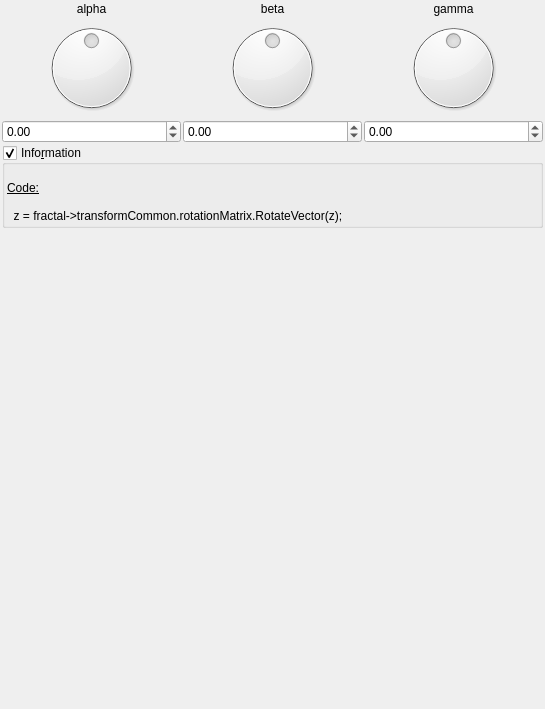
Before: the Qt Designer form mandelbulber2/qt_data/fractal_transf_rotation.ui in buddhi1980/mandelbulber2, drawn with Qt 5.
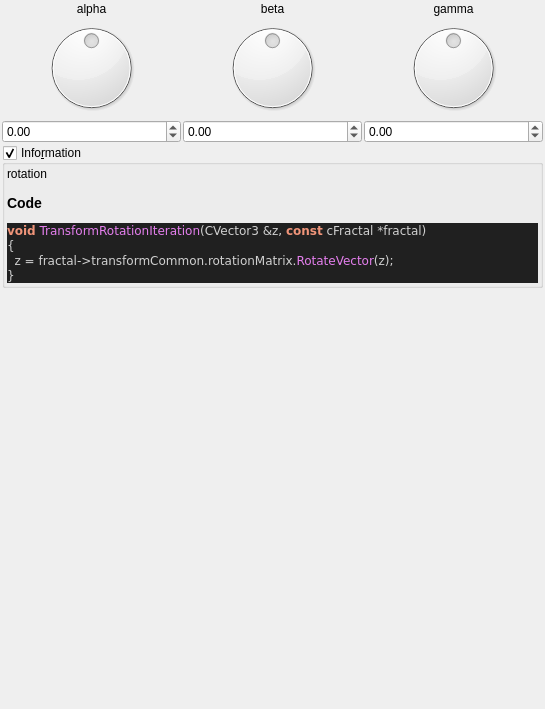
After: the same form once the commit is applied. Custom widgets are drawn as their Qt base class.

Commit message:
added all transforms information boxes
now all formulas can be parsed.

@buddhi do you got a reference for Xenodreambuie formula?

```diff
--- a/mandelbulber2/qt_data/fractal_transf_rotation.ui
+++ b/mandelbulber2/qt_data/fractal_transf_rotation.ui
@@ -219,14 +219,25 @@
       <item>
        <widget class="QLabel" name="label_4">
         <property name="text">
-         <string>&lt;!DOCTYPE HTML PUBLIC &quot;-//W3C//DTD HTML 4.0//EN&quot; &quot;http://www.w3.org/TR/REC-html40/strict.dtd&quot;&gt;
-&lt;html&gt;&lt;head&gt;&lt;meta name=&quot;qrichtext&quot; content=&quot;1&quot; /&gt;&lt;style type=&quot;text/css&quot;&gt;
-p, li { white-space: pre-wrap; }
-&lt;/style&gt;&lt;/head&gt;&lt;body&gt;
-&lt;p style=&quot;-qt-paragraph-type:empty; margin-top:0px; margin-bottom:0px; margin-left:0px; margin-right:0px; -qt-block-indent:0; text-indent:0px;&quot;&gt;&lt;br /&gt;&lt;/p&gt;
-&lt;p style=&quot; margin-top:0px; margin-bottom:0px; margin-left:0px; margin-right:0px; -qt-block-indent:0; text-indent:0px;&quot;&gt;&lt;span style=&quot; text-decoration: underline;&quot;&gt;Code:&lt;/span&gt;&lt;/p&gt;
-&lt;p style=&quot;-qt-paragraph-type:empty; margin-top:0px; margin-bottom:0px; margin-left:0px; margin-right:0px; -qt-block-indent:0; text-indent:0px; text-decoration: underline;&quot;&gt;&lt;br /&gt;&lt;/p&gt;
-&lt;p style=&quot; margin-top:0px; margin-bottom:0px; margin-left:0px; margin-right:0px; -qt-block-indent:0; text-indent:0px;&quot;&gt;  z = fractal-&amp;gt;transformCommon.rotationMatrix.RotateVector(z);&lt;/p&gt;&lt;/body&gt;&lt;/html&gt;</string>
+         <string>&lt;p&gt;rotation&lt;/p&gt;&lt;table&gt;
+&lt;/table&gt;
+&lt;h3&gt;Code&lt;/h3&gt;
+&lt;!DOCTYPE HTML PUBLIC &quot;-//W3C//DTD HTML 4.0 Transitional//EN&quot;&gt;
+&lt;html&gt;
+&lt;head&gt;
+&lt;meta http-equiv=&quot;content-type&quot; content=&quot;text/html; charset=ISO-8859-1&quot;&gt;
+&lt;title&gt;Source file&lt;/title&gt;
+&lt;/head&gt;
+&lt;body style=&quot;background-color:#202020&quot;&gt;
+&lt;pre style=&quot;color:#d0d0d0; background-color:#202020;  font-family:'Courier New';&quot;&gt;&lt;span style=&quot;color:#f09479; font-weight:bold&quot;&gt;void&lt;/span&gt; &lt;span style=&quot;color:#e47eed&quot;&gt;TransformRotationIteration&lt;/span&gt;&lt;span style=&quot;color:#d0d0d0&quot;&gt;(&lt;/span&gt;CVector3 &lt;span style=&quot;color:#d0d0d0&quot;&gt;&amp;amp;&lt;/span&gt;z&lt;span style=&quot;color:#d0d0d0&quot;&gt;,&lt;/span&gt; &lt;span style=&quot;color:#f09479; font-weight:bold&quot;&gt;const&lt;/span&gt; cFractal &lt;span style=&quot;color:#d0d0d0&quot;&gt;*&lt;/span&gt;fractal&lt;span style=&quot;color:#d0d0d0&quot;&gt;)&lt;/span&gt;
+&lt;span style=&quot;color:#d0d0d0&quot;&gt;{&lt;/span&gt;
+  z &lt;span style=&quot;color:#d0d0d0&quot;&gt;=&lt;/span&gt; fractal&lt;span style=&quot;color:#d0d0d0&quot;&gt;-&amp;gt;&lt;/span&gt;transformCommon&lt;span style=&quot;color:#d0d0d0&quot;&gt;.&lt;/span&gt;rotationMatrix&lt;span style=&quot;color:#d0d0d0&quot;&gt;.&lt;/span&gt;&lt;span style=&quot;color:#e47eed&quot;&gt;RotateVector&lt;/span&gt;&lt;span style=&quot;color:#d0d0d0&quot;&gt;(&lt;/span&gt;z&lt;span style=&quot;color:#d0d0d0&quot;&gt;);&lt;/span&gt;
+&lt;span style=&quot;color:#d0d0d0&quot;&gt;}&lt;/span&gt;
+&lt;/pre&gt;
+&lt;/body&gt;
+&lt;/html&gt;
+&lt;!--HTML generated by highlight 3.9, http://www.andre-simon.de/--&gt;
+</string>
         </property>
         <property name="wordWrap">
          <bool>true</bool>
```
Left out of the diff: 2 changed lines with no effect on the pictures. The commit also changes 75 other files.
